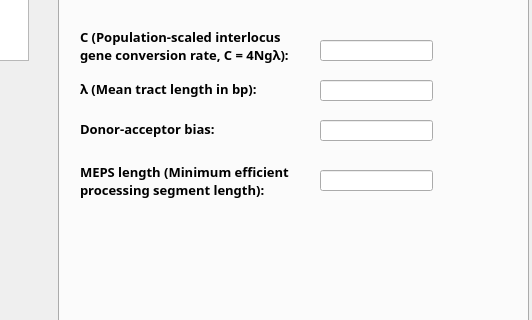
First picture: the form in mainwindow.ui, repository jmanuelfuentes/sedus, before the edit; both pictures show x 612 to 1144 and y 257 to 577 of the 1144 by 704 pixel window.
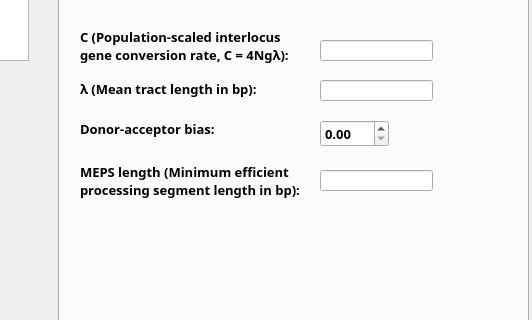
Second picture: the form after the edit. The open tabs and pages were chosen to show the change. Icons and pictures are not drawn. Custom widgets are drawn as their Qt base class.

What changed in the file:
```diff
--- a/mainwindow.ui
+++ b/mainwindow.ui
@@ -664,7 +664,7 @@
        </rect>
       </property>
       <property name="text">
-       <string>MEPS length (Minimum efficient processing segment length):</string>
+       <string>MEPS length (Minimum efficient processing segment length in bp):</string>
       </property>
       <property name="wordWrap">
        <bool>true</bool>
@@ -690,16 +690,6 @@
        </rect>
       </property>
      </widget>
-     <widget class="QLineEdit" name="donor">
-      <property name="geometry">
-       <rect>
-        <x>260</x>
-        <y>130</y>
-        <width>113</width>
-        <height>21</height>
-       </rect>
-      </property>
-     </widget>
      <widget class="QLineEdit" name="meps">
       <property name="geometry">
        <rect>
@@ -710,6 +700,22 @@
        </rect>
       </property>
      </widget>
+     <widget class="QDoubleSpinBox" name="donor_spin">
+      <property name="geometry">
+       <rect>
+        <x>260</x>
+        <y>130</y>
+        <width>69</width>
+        <height>27</height>
+       </rect>
+      </property>
+      <property name="maximum">
+       <double>1.000000000000000</double>
+      </property>
+      <property name="singleStep">
+       <double>0.010000000000000</double>
+      </property>
+     </widget>
     </widget>
     <widget class="QWidget" name="tab_4">
      <attribute name="title">
```
Left out of the diff: 6 changed lines with no effect on the pictures.
